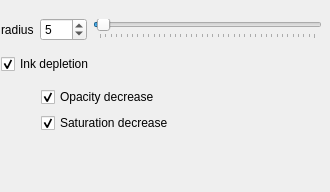
Qt form wdgminimaloptions.ui (aantn/Krita-Minimal-Brush) before a commit.
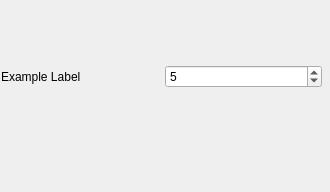
The same form after that commit.

```diff
--- a/wdgminimaloptions.ui
+++ b/wdgminimaloptions.ui
@@ -22,7 +22,7 @@
     <height>60</height>
    </size>
   </property>
-  <widget class="QWidget" name="">
+  <widget class="QWidget" name="layoutWidget">
    <property name="geometry">
     <rect>
      <x>1</x>
@@ -37,7 +37,7 @@
       <item>
        <widget class="QLabel" name="radiusLabel">
         <property name="text">
-         <string>radius</string>
+         <string>Example Label</string>
         </property>
        </widget>
       </item>
@@ -50,88 +50,6 @@
          <number>5</number>
         </property>
        </widget>
-      </item>
-      <item>
-       <widget class="QSlider" name="horizontalSlider">
-        <property name="maximum">
-         <number>400</number>
-        </property>
-        <property name="value">
-         <number>5</number>
-        </property>
-        <property name="orientation">
-         <enum>Qt::Horizontal</enum>
-        </property>
-        <property name="tickPosition">
-         <enum>QSlider::TicksBelow</enum>
-        </property>
-       </widget>
-      </item>
-     </layout>
-    </item>
-    <item>
-     <widget class="QCheckBox" name="inkDepletionCHBox">
-      <property name="text">
-       <string>Ink depletion</string>
-      </property>
-      <property name="checked">
-       <bool>true</bool>
-      </property>
-     </widget>
-    </item>
-    <item>
-     <layout class="QGridLayout" name="gridLayout">
-      <item row="0" column="1">
-       <widget class="QCheckBox" name="opacity">
-        <property name="text">
-         <string>Opacity decrease</string>
-        </property>
-        <property name="checked">
-         <bool>true</bool>
-        </property>
-       </widget>
-      </item>
-      <item row="2" column="1">
-       <widget class="QCheckBox" name="saturation">
-        <property name="text">
-         <string>Saturation decrease</string>
-        </property>
-        <property name="checked">
-         <bool>true</bool>
-        </property>
-       </widget>
-      </item>
-      <item row="0" column="0">
-       <spacer name="horizontalSpacer">
-        <property name="orientation">
-         <enum>Qt::Horizontal</enum>
-        </property>
-        <property name="sizeType">
-         <enum>QSizePolicy::Fixed</enum>
-        </property>
-        <property name="sizeHint" stdset="0">
-         <size>
-          <width>40</width>
-          <height>20</height>
-         </size>
-        </property>
-       </spacer>
-      </item>
-      <item row="2" column="0">
-       <spacer name="horizontalSpacer_2">
-        <property name="orientation">
-         <enum>Qt::Horizontal</enum>
-        </property>
-        <property name="sizeType">
-         <enum>QSizePolicy::Fixed</enum>
-        </property>
-        <property name="sizeHint" stdset="0">
-         <size>
-          <width>40</width>
-          <height>20</height>
-         </size>
-        </property>
-       </spacer>
       </item>
      </layout>
     </item>
```
Left out of the diff: 69 changed lines with no effect on the pictures.
